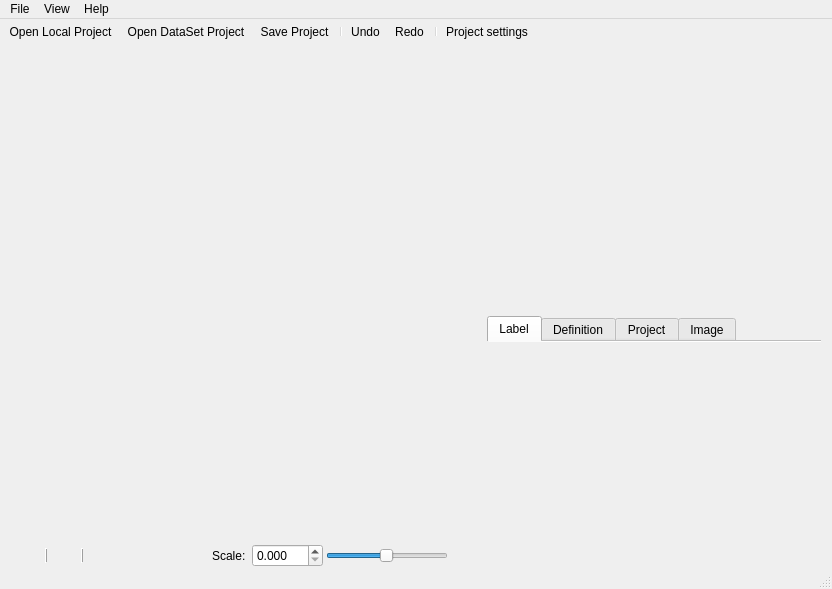
urobots-io/anno, file anno/MainWindow.ui: the form before one commit.
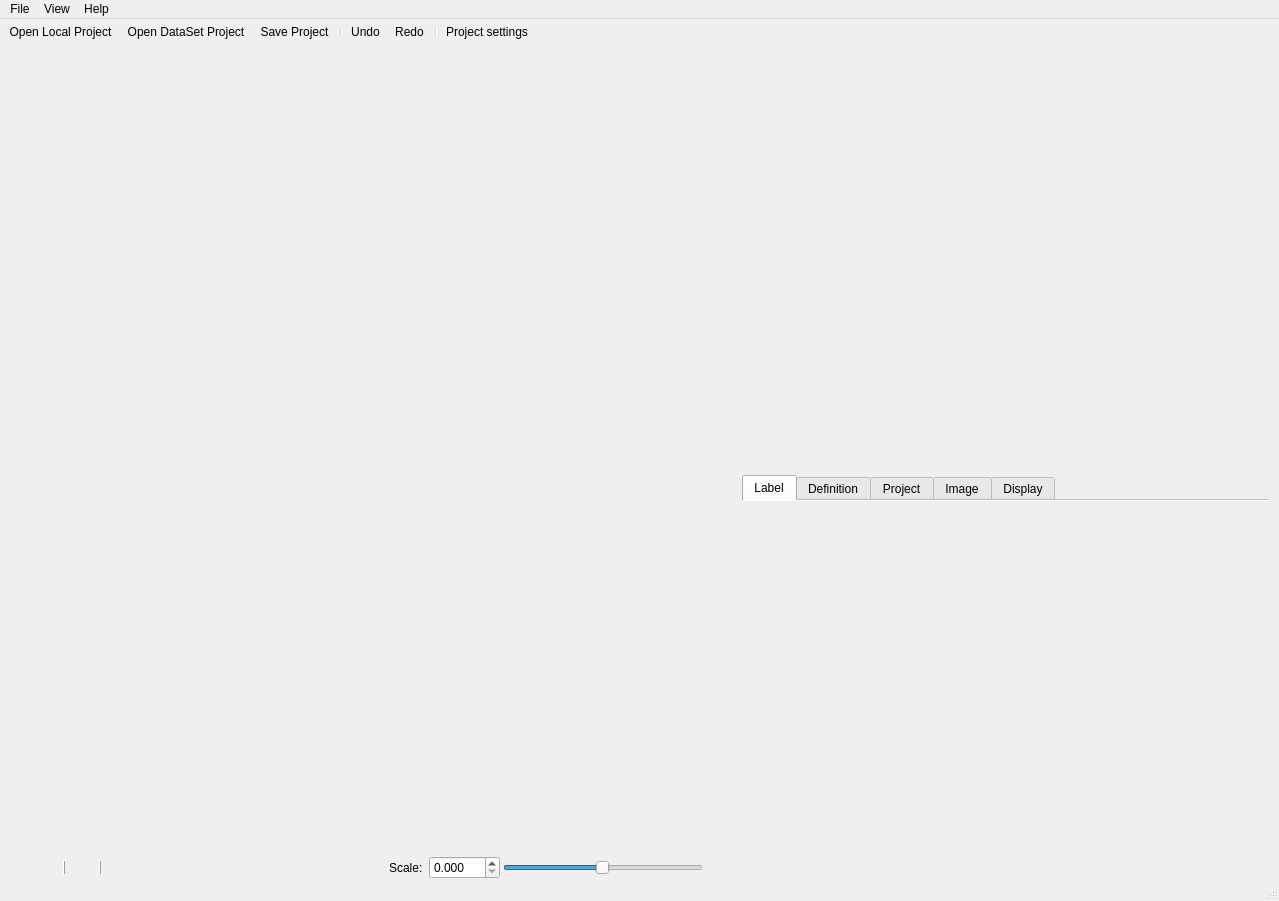
The form after the commit. Icons and pictures are not drawn. Custom widgets are drawn as their Qt base class.

Commit message: display loaded image properties

```diff
--- a/anno/MainWindow.ui
+++ b/anno/MainWindow.ui
@@ -6,8 +6,8 @@
    <rect>
     <x>0</x>
     <y>0</y>
-    <width>832</width>
-    <height>589</height>
+    <width>1279</width>
+    <height>901</height>
    </rect>
   </property>
   <property name="windowTitle">
@@ -363,11 +363,16 @@
                 <string>Project</string>
                </attribute>
               </widget>
-              <widget class="ImageSettingsWidget" name="image_settings">
+              <widget class="ImagePropertiesWidget" name="image_properties">
                <attribute name="title">
                 <string>Image</string>
                </attribute>
               </widget>
+              <widget class="ImageSettingsWidget" name="image_settings">
+               <attribute name="title">
+                <string>Display</string>
+               </attribute>
+              </widget>
              </widget>
             </widget>
            </item>
@@ -385,7 +390,7 @@
     <rect>
      <x>0</x>
      <y>0</y>
-     <width>832</width>
+     <width>1279</width>
      <height>21</height>
     </rect>
    </property>
@@ -636,6 +641,12 @@
    <header>ElidedLabelWidget.h</header>
    <container>1</container>
   </customwidget>
+  <customwidget>
+   <class>ImagePropertiesWidget</class>
+   <extends>QWidget</extends>
+   <header>ImagePropertiesWidget.h</header>
+   <container>1</container>
+  </customwidget>
  </customwidgets>
  <resources>
   <include location="MainWindow.qrc"/>
```
The commit also changes 11 other files.
